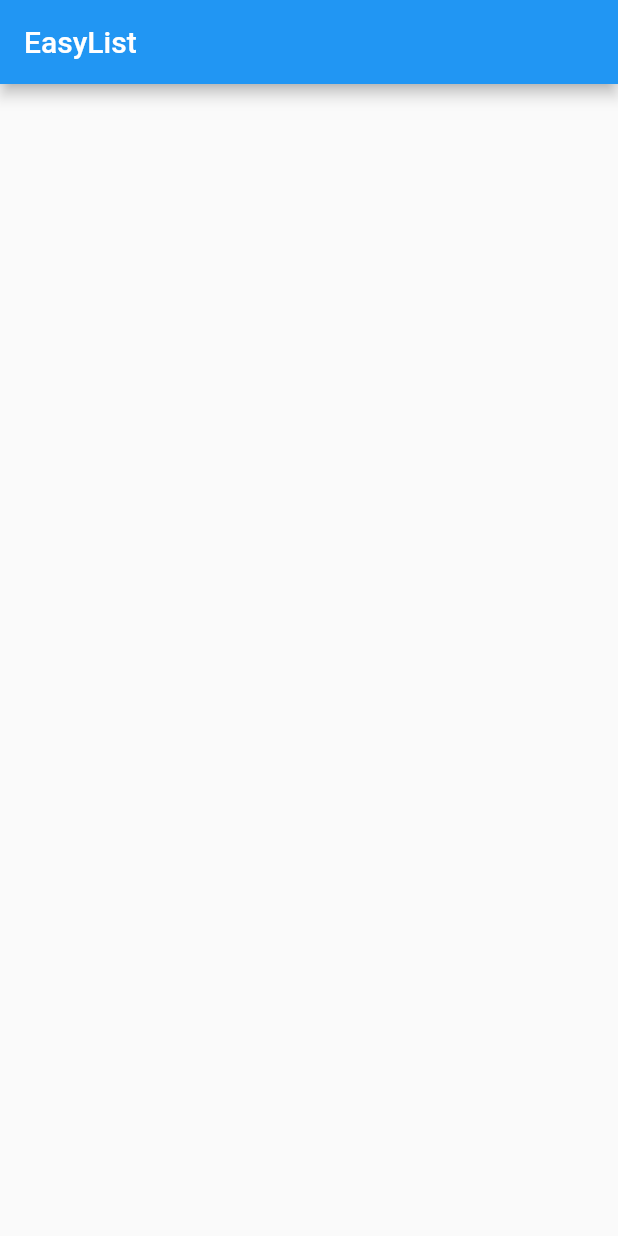
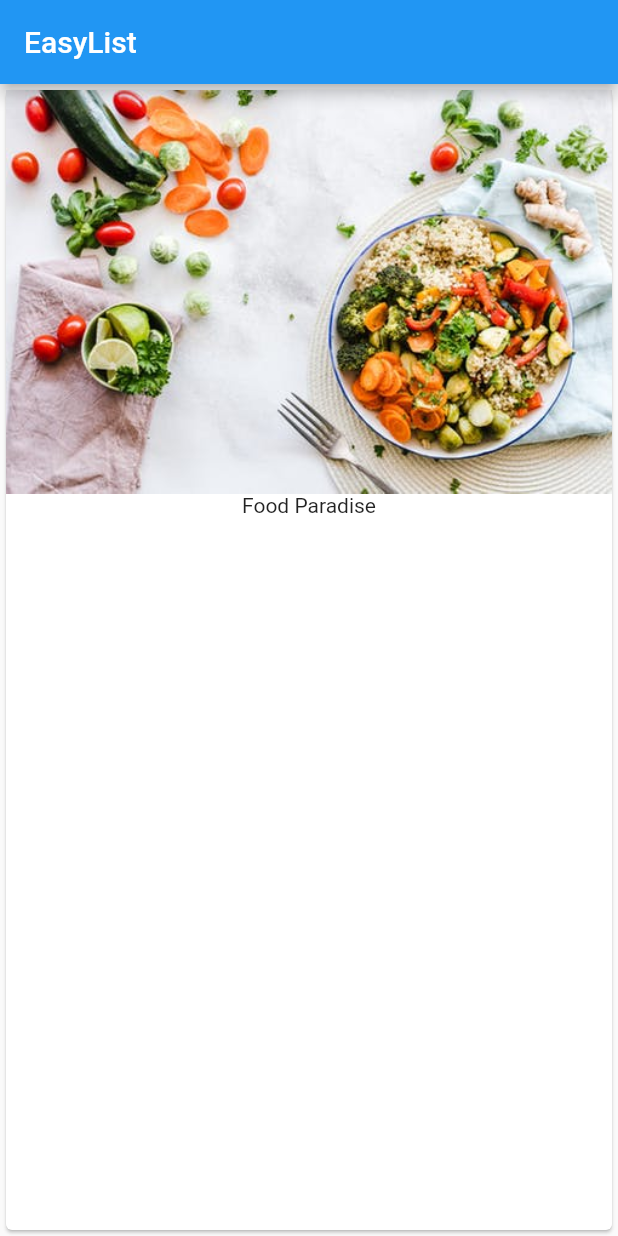
Before and after one commit to Abdul-fatai/flutter_EasyList, a Flutter app: the screen it shows after launch, on a phone screen of 412 x 824 dp. Run offline on Flutter 3.47's test engine with Material 2 defaults, Android fonts, the phone set to English and light mode, and no system bars.

Commit message:
created a card

```diff
--- a/lib/main.dart
+++ b/lib/main.dart
@@ -10,6 +10,14 @@ class MyApp extends StatelessWidget {
         appBar: AppBar(
           title: Text('EasyList'),
         ),
+        body: Card(
+          child: Column(
+            children: <Widget>[
+              Image.asset('assets/food.jpeg'),
+              Text("Food Paradise")
+            ],
+          ),
+        ),
       ),
     );
   }
```
Also changed, not shown: pubspec.yaml (+3 -8 lines), assets/food.jpeg (added).
